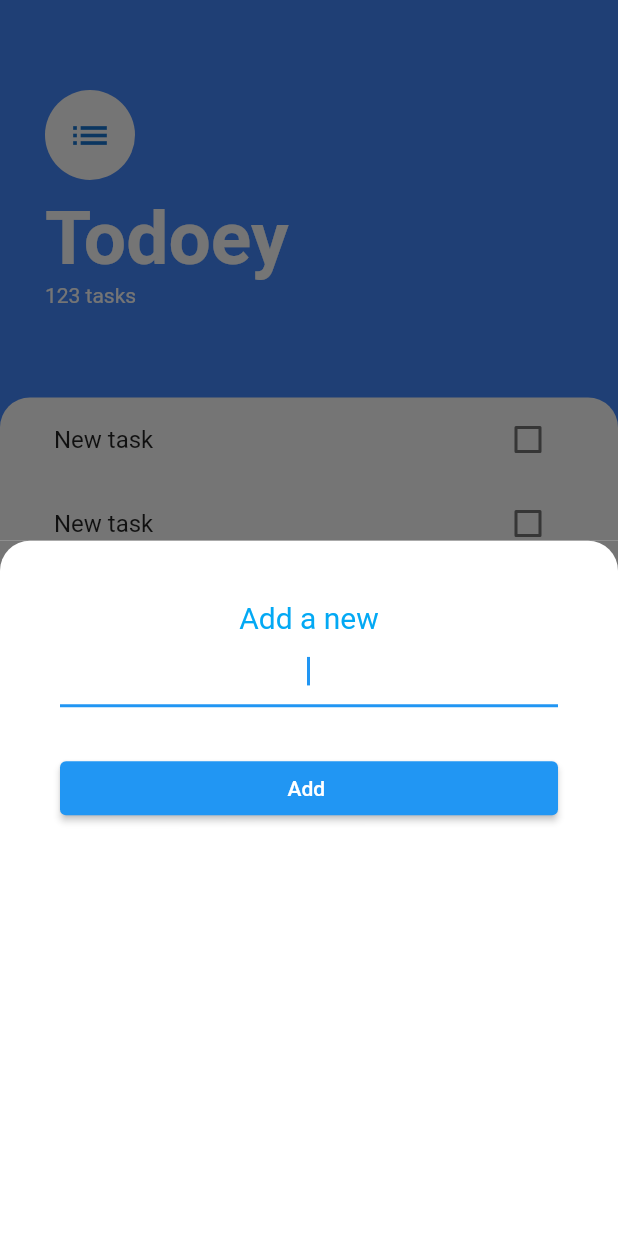
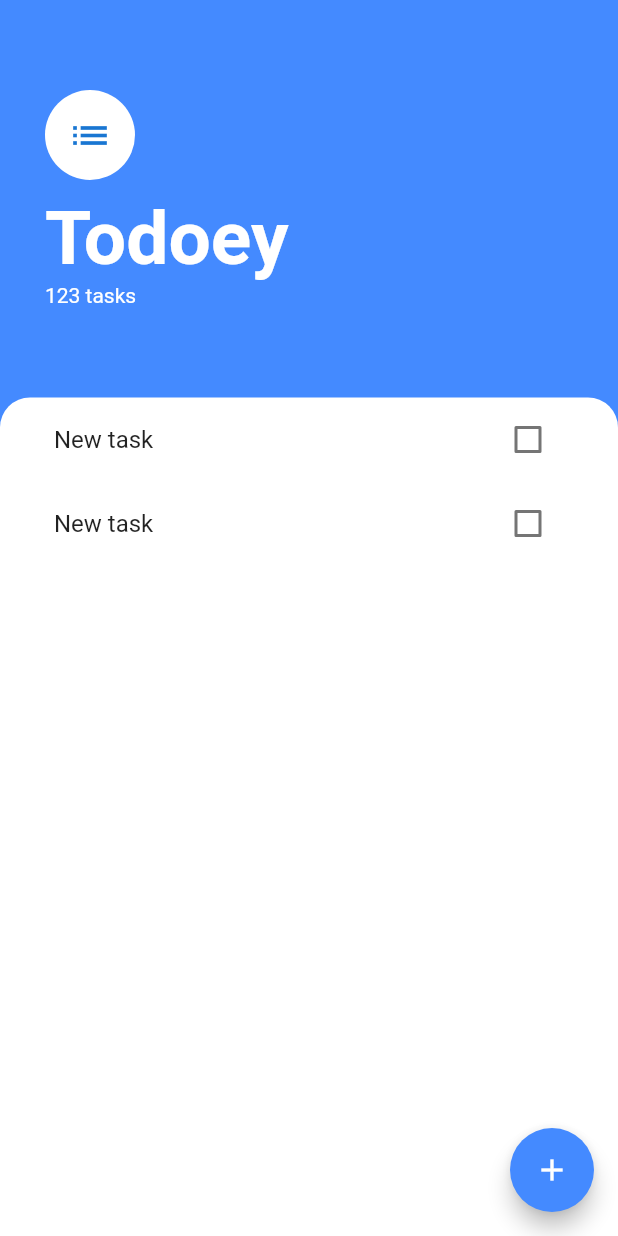
Before and after one commit to astephbi/todoey, a Flutter app: the screen it shows after launch, after a tap on the "add" icon, on a phone screen of 412 x 824 dp. Run offline on Flutter 3.47's test engine with Material 2 defaults, Android fonts, the phone set to English and light mode, and no system bars.

Commit message:
state added

```diff
--- a/lib/screens/todo.dart
+++ b/lib/screens/todo.dart
@@ -20,10 +20,7 @@ class _TodoListState extends State<TodoList> {
       floatingActionButton: FloatingActionButton(
         child: Icon(Icons.add),
         backgroundColor: Colors.blueAccent,
-        onPressed: () {
-          showModalBottomSheet(
-              context: context, builder: ((context) => AddTask()));
-        },
+        onPressed: () {},
       ),
       body: Column(
         crossAxisAlignment: CrossAxisAlignment.start,
@@ -33,7 +30,7 @@ class _TodoListState extends State<TodoList> {
                   top: 60, bottom: 30, left: 30, right: 30),
               child: Column(
                   crossAxisAlignment: CrossAxisAlignment.start,
-                  children: [
+                  children: const [
                     CircleAvatar(
                         radius: 30,
                         backgroundColor: Colors.white,
```
